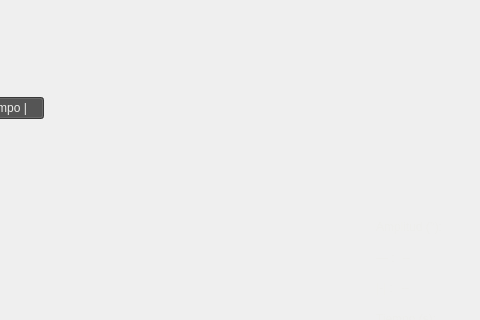
First picture: the form in Software/development/Form/compare.ui, repository Debaq/Fullaxis, before the edit; both pictures show x 299 to 779 and y 0 to 320 of the 779 by 806 pixel window.
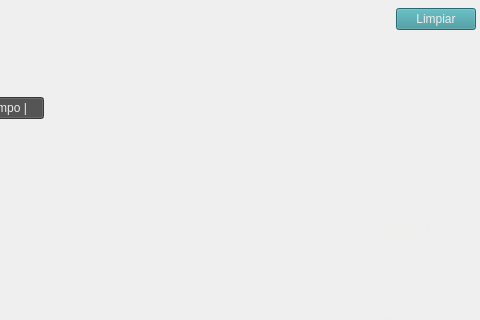
Second picture: the form after the edit. Icons and pictures are not drawn.

The edit to the form file:
```diff
--- a/Software/development/Form/compare.ui
+++ b/Software/development/Form/compare.ui
@@ -136,6 +136,13 @@
             </property>
            </spacer>
           </item>
+          <item>
+           <widget class="QPushButton" name="btn_clear">
+            <property name="text">
+             <string>Limpiar</string>
+            </property>
+           </widget>
+          </item>
          </layout>
         </widget>
        </item>
```
